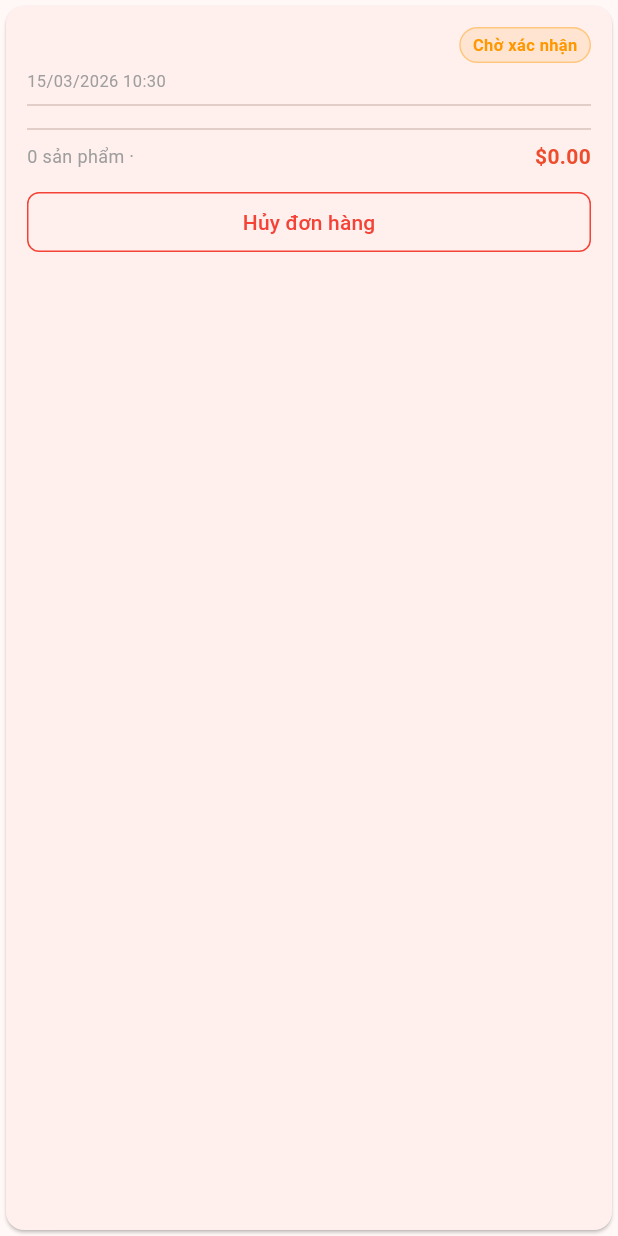
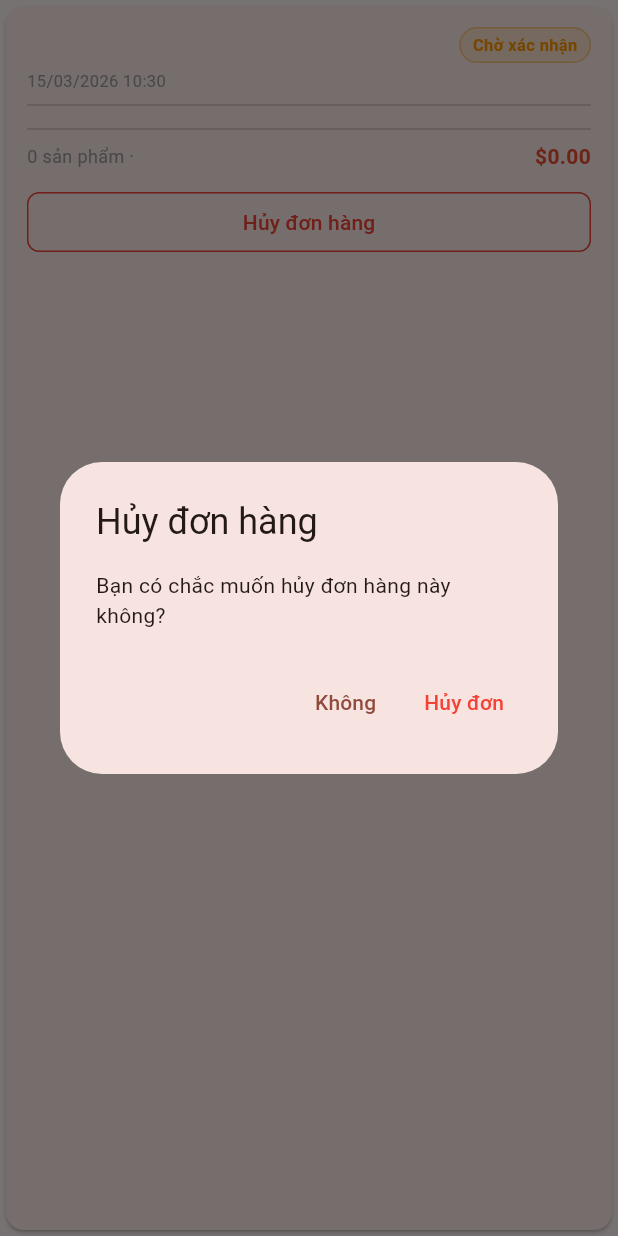
Before and after one commit to devin-ph/E-com_app, a Flutter app: the _OrderCard widget shown alone on an empty page, opened directly with empty values, after a tap on "Hủy đơn hàng", on a phone screen of 412 x 824 dp. Run offline on Flutter 3.47's test engine with Material 3 defaults, Android fonts, the phone set to English and light mode, and no system bars; our stand-ins replace badges, cached_network_image, carousel_slider, shared_preferences, shimmer, smooth_page_indicator; accounts and stored records are empty; network calls fail.

Commit message:
update 2

```diff
--- a/lib/screens/orders/orders_screen.dart
+++ b/lib/screens/orders/orders_screen.dart
@@ -100,6 +100,36 @@ class _OrderCard extends StatelessWidget {
   final Order order;
 
   const _OrderCard({required this.order});
+
+  Future<void> _confirmCancelOrder(BuildContext context) async {
+    final confirmed = await showDialog<bool>(
+          context: context,
+          builder: (dialogContext) => AlertDialog(
+            title: const Text('Hủy đơn hàng'),
+            content: const Text(
+              'Bạn có chắc muốn hủy đơn hàng này không?',
+            ),
+            actions: [
+              TextButton(
+                onPressed: () => Navigator.pop(dialogContext, false),
+                child: const Text('Không'),
+              ),
+              TextButton(
+                onPressed: () => Navigator.pop(dialogContext, true),
+                child: const Text(
+                  'Hủy đơn',
+                  style: TextStyle(color: Colors.red),
+                ),
+              ),
+            ],
+          ),
+        ) ??
+        false;
+
+    if (!context.mounted || !confirmed) return;
+
+    context.read<OrderProvider>().cancelOrder(order.id);
+  }
 
   @override
   Widget build(BuildContext context) {
@@ -225,11 +255,7 @@ class _OrderCard extends StatelessWidget {
               SizedBox(
                 width: double.infinity,
                 child: OutlinedButton(
-                  onPressed: () {
-                    context
-                        .read<OrderProvider>()
-                        .cancelOrder(order.id);
-                  },
+                  onPressed: () => _confirmCancelOrder(context),
                   style: OutlinedButton.styleFrom(
                     foregroundColor: Colors.red,
                     side: const BorderSide(color: Colors.red),
```
